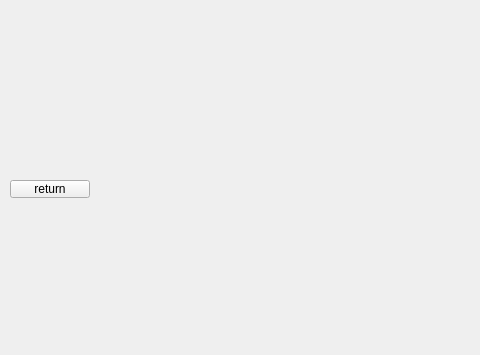
Qt form usercenter.ui (aaaMsLIUfruit/Tomato_bell) before a commit; both pictures show x 0 to 480 and y 0 to 355 of the 800 by 600 pixel window.
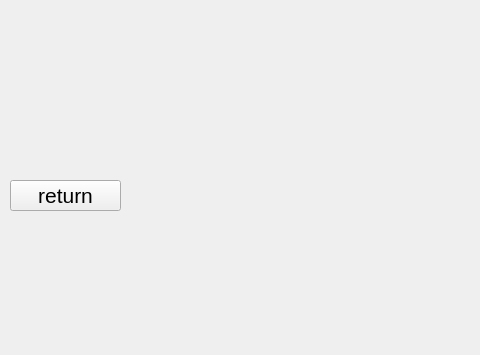
The same form after that commit.

What changed in the file:
```diff
--- a/usercenter.ui
+++ b/usercenter.ui
@@ -22,6 +22,11 @@
     <height>16777215</height>
    </size>
   </property>
+  <property name="font">
+   <font>
+    <pointsize>16</pointsize>
+   </font>
+  </property>
   <property name="windowTitle">
    <string>Form</string>
   </property>
@@ -30,8 +35,8 @@
     <rect>
      <x>10</x>
      <y>180</y>
-     <width>80</width>
-     <height>18</height>
+     <width>111</width>
+     <height>31</height>
     </rect>
    </property>
    <property name="text">
```
